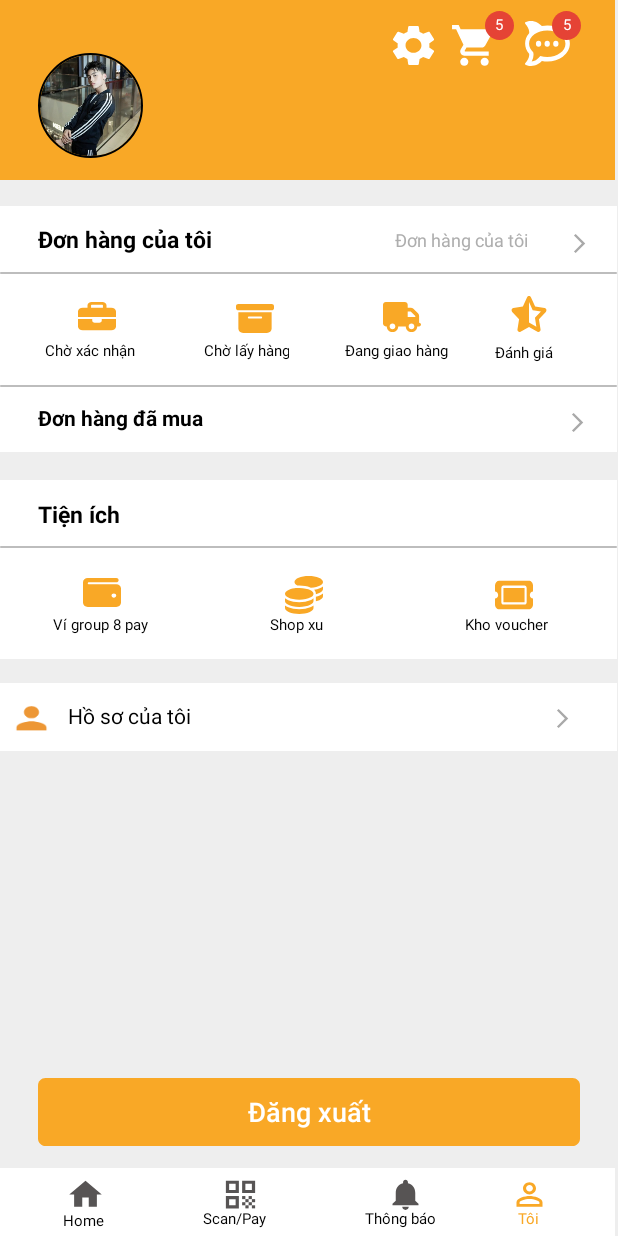
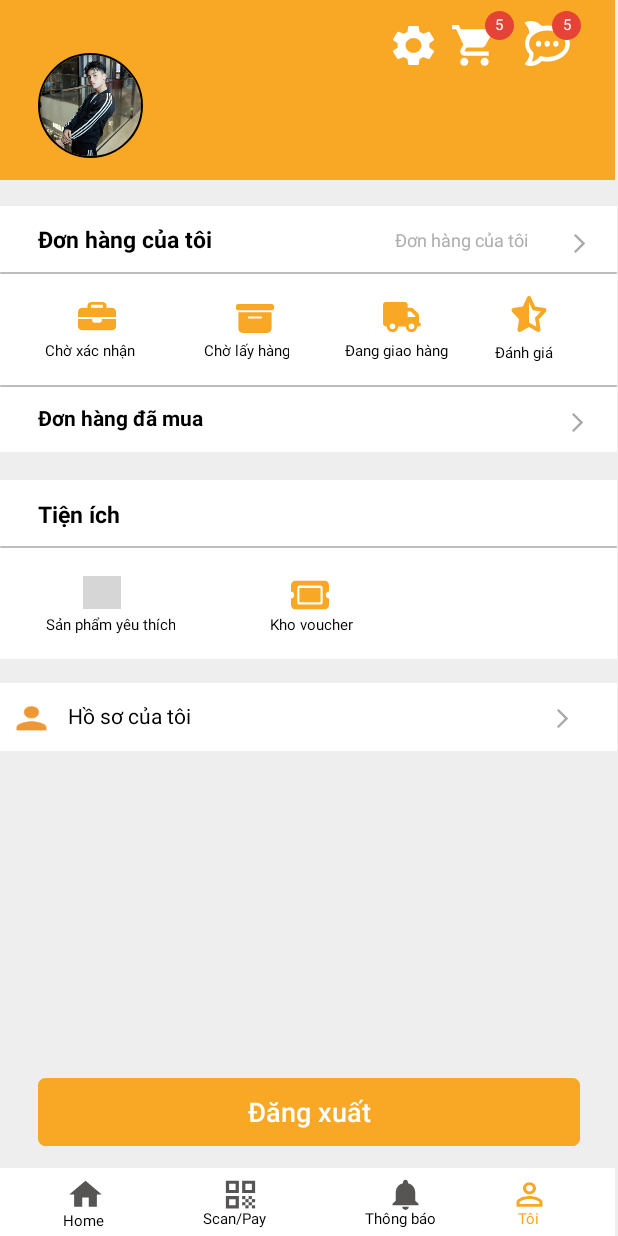
Before and after one commit to SETQT/Android, an Android app: the activity_profile screen opened directly, with no data from a screen before it, on a phone screen of 412 x 824 dp. Run offline under Robolectric (Android 15) with nearby library versions, the phone set to English and light mode, and no system bars; our stand-ins replace CircleImageView, Firebase (no records; nobody signed in at launch, a user with empty details on screens opened directly), Picasso; libraries missing offline, so code that uses them is left out: com.facebook, com.facebook.login; pictures from the network do not load; 5 statements that could not run were skipped; grey boxes are pictures that could not be loaded.

Commit message:
UI_favorite_product

```diff
--- a/app/src/main/res/layout/activity_profile.xml
+++ b/app/src/main/res/layout/activity_profile.xml
@@ -319,7 +319,6 @@
             android:layout_alignParentTop="true"
             android:layout_marginLeft="0dp"
             android:layout_marginTop="119dp">
-
         <TextView
             android:id="@+id/donhangdamua_profile"
             android:layout_width="wrap_content"
@@ -331,8 +330,8 @@
             android:gravity="top"
             android:text="@string/donhangdamua"
             android:textAppearance="@style/donhangcuatoi"
-                android:textSize="14dp"
-                android:textStyle="bold" />
+            android:textStyle="bold"
+            android:textSize="14dp" />
 
         <View
             android:id="@+id/baseline_arrow_profile2"
@@ -381,7 +380,7 @@
             android:background="@drawable/line_profile" />
 
         <RelativeLayout
-            android:id="@+id/icon_vi"
+            android:id="@+id/icon_favorite_product"
             android:layout_width="wrap_content"
             android:layout_height="40dp"
             android:layout_alignParentLeft="true"
@@ -390,53 +389,24 @@
             android:layout_marginTop="64dp">
 
             <View
-                android:id="@+id/ic_vi"
+                android:id="@+id/ic_favorite_product"
                 android:layout_width="25dp"
-                android:layout_height="21.88dp"
+                android:layout_height="22dp"
                 android:layout_alignParentLeft="true"
                 android:layout_alignParentTop="true"
                 android:layout_marginLeft="25dp"
-                android:background="@drawable/ic_vi" />
+                android:background="@drawable/ic_heart"
+                android:backgroundTint="#F9A826" />
 
             <TextView
                 android:id="@+id/text_vi"
-                android:layout_width="73dp"
-                android:layout_height="15dp"
-                android:layout_alignParentLeft="true"
-                android:layout_alignParentTop="true"
-                android:layout_marginTop="25dp"
-                android:gravity="center"
-                android:text="@string/vi"
-                android:textAppearance="@style/giaohang" />
-        </RelativeLayout>
-
-        <RelativeLayout
-            android:id="@+id/icon_shop_xu"
-            android:layout_width="wrap_content"
-            android:layout_height="40dp"
-            android:layout_alignParentLeft="true"
-            android:layout_alignParentTop="true"
-            android:layout_marginLeft="180dp"
-            android:layout_marginTop="64dp">
-
-            <View
-                android:id="@+id/ic_shop_xu"
-                android:layout_width="25dp"
-                android:layout_height="25dp"
-                android:layout_alignParentLeft="true"
-                android:layout_alignParentTop="true"
-                android:layout_marginLeft="10dp"
-                android:background="@drawable/ic_coins" />
-
-            <TextView
-                android:id="@+id/text_shop_xu"
                 android:layout_width="wrap_content"
                 android:layout_height="15dp"
                 android:layout_alignParentLeft="true"
                 android:layout_alignParentTop="true"
                 android:layout_marginTop="25dp"
                 android:gravity="center"
-                android:text="@string/shop_xu"
+                android:text="Sản phẩm yêu thích"
                 android:textAppearance="@style/giaohang" />
         </RelativeLayout>
 
@@ -446,7 +416,7 @@
             android:layout_height="40dp"
             android:layout_alignParentLeft="true"
             android:layout_alignParentTop="true"
-            android:layout_marginLeft="310dp"
+            android:layout_marginLeft="180dp"
             android:layout_marginTop="64dp">
 
             <View
@@ -455,7 +425,7 @@
                 android:layout_height="25dp"
                 android:layout_alignParentLeft="true"
                 android:layout_alignParentTop="true"
-                android:layout_marginLeft="20dp"
+                android:layout_marginLeft="14dp"
                 android:background="@drawable/ic_voucher" />
 
             <TextView
@@ -469,6 +439,8 @@
                 android:text="@string/kho_voucher"
                 android:textAppearance="@style/giaohang" />
         </RelativeLayout>
+
+
     </RelativeLayout>
 
     <RelativeLayout
@@ -650,6 +622,7 @@
         android:layout_alignParentLeft="true"
         android:layout_alignParentBottom="true"
         android:layout_marginLeft="340dp">
+
         <View
             android:id="@+id/dashboard_icon_profile"
             android:layout_width="26dp"
```
Lines whose indentation alone changed are shown as unchanged.
